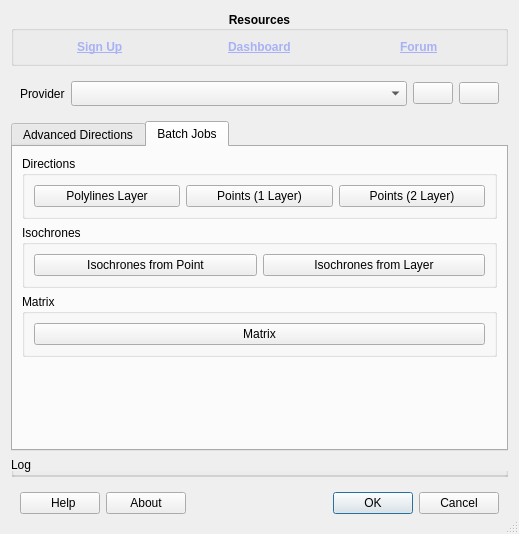
Old version of the form ORStools/gui/ORStoolsDialogUI.ui in the repository GIScience/orstools-qgis-plugin.
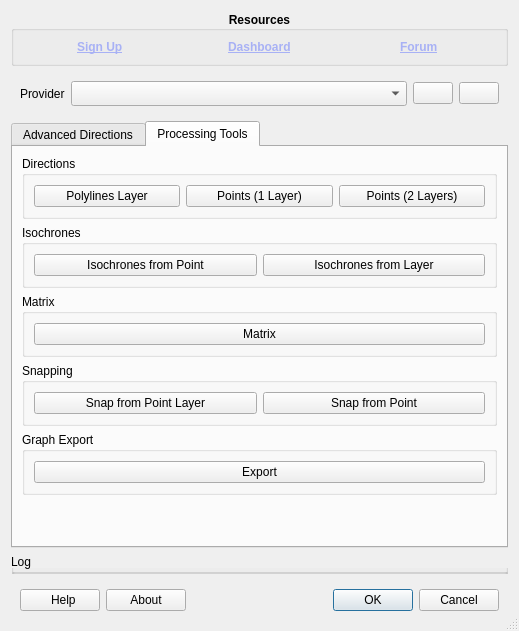
New version of the form. The open tabs and pages were chosen to show the change. Icons and pictures are not drawn. Custom widgets are drawn as their Qt base class.

Commit message: fix: improve batch jobs tab (#321)

What changed in the file:
```diff
--- a/ORStools/gui/ORStoolsDialogUI.ui
+++ b/ORStools/gui/ORStoolsDialogUI.ui
@@ -698,7 +698,7 @@
      </widget>
      <widget class="QWidget" name="batch_tab">
       <attribute name="title">
-       <string>Batch Jobs</string>
+       <string>Processing Tools</string>
       </attribute>
       <layout class="QVBoxLayout" name="verticalLayout">
        <item>
@@ -742,7 +742,7 @@
              </sizepolicy>
             </property>
             <property name="text">
-             <string>Points (2 Layer)</string>
+             <string>Points (2 Layers)</string>
             </property>
            </widget>
           </item>
@@ -788,6 +788,45 @@
          </layout>
         </widget>
        </item>
+       <item>
+        <widget class="QGroupBox" name="groupBox_4">
+         <property name="title">
+          <string>Snapping</string>
+         </property>
+         <layout class="QHBoxLayout" name="horizontalLayout_6">
+          <item>
+           <widget class="QPushButton" name="pushButton_snap_point">
+            <property name="text">
+             <string>Snap from Point Layer</string>
+            </property>
+           </widget>
+          </item>
+          <item>
+           <widget class="QPushButton" name="pushButton_snap_layer">
+            <property name="text">
+             <string>Snap from Point</string>
+            </property>
+           </widget>
+          </item>
+         </layout>
+        </widget>
+       </item>
+       <item>
+        <widget class="QGroupBox" name="groupBox_5">
+         <property name="title">
+          <string>Graph Export</string>
+         </property>
+         <layout class="QHBoxLayout" name="horizontalLayout_9">
+          <item>
+           <widget class="QPushButton" name="pushButton_export">
+            <property name="text">
+             <string>Export</string>
+            </property>
+           </widget>
+          </item>
+         </layout>
+        </widget>
+       </item>
        <item>
         <spacer name="verticalSpacer">
          <property name="orientation">
```
Left out of the diff: 14 changed lines with no effect on the pictures. The commit also changes 1 other file.
